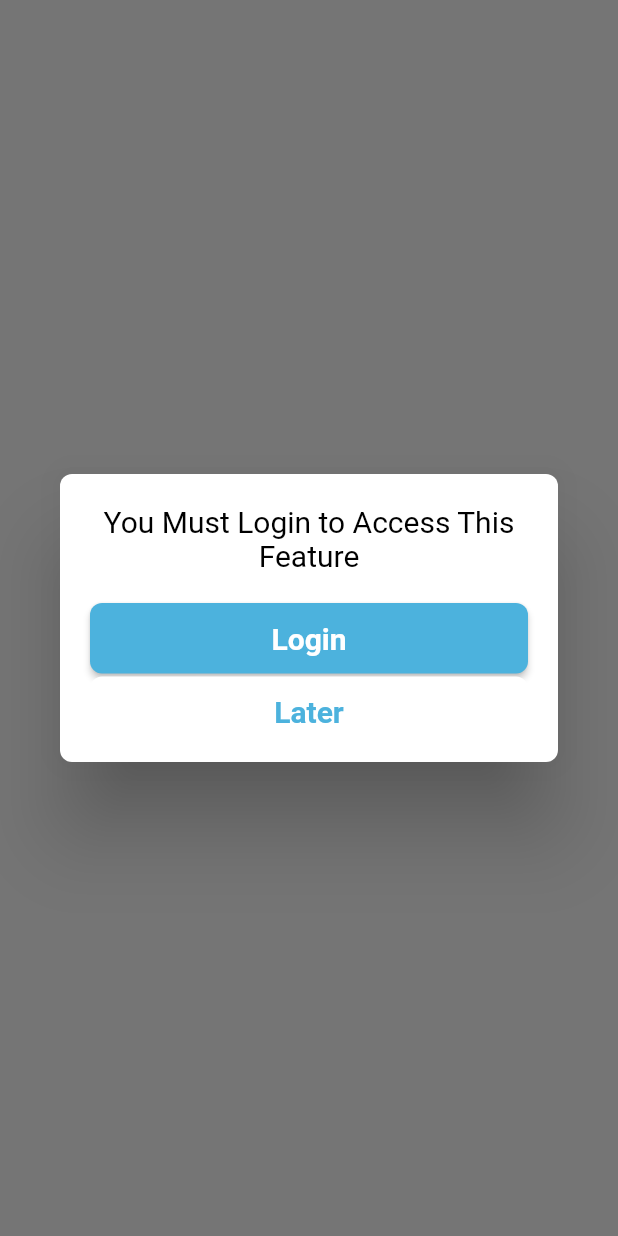
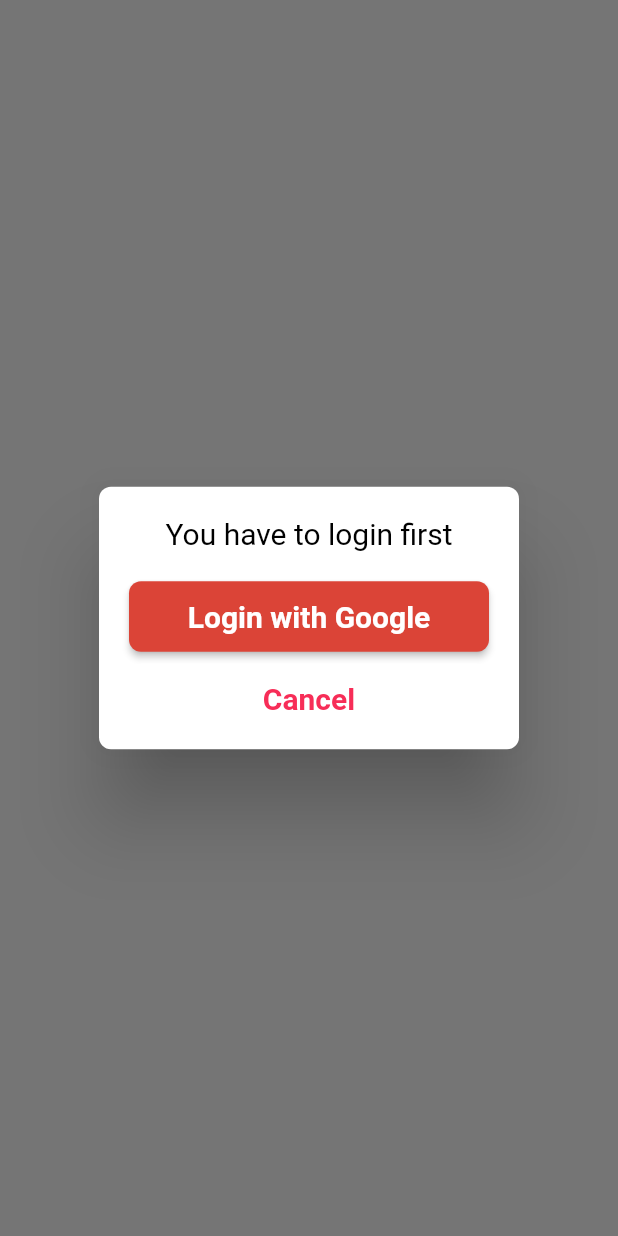
Before and after one commit to AdmiralYuuShi/identity-sender, a Flutter app: what openModal() shows on an empty page, opened directly, on a phone screen of 412 x 824 dp. Run offline on Flutter 3.47's test engine with Material 2 defaults, Android fonts, the phone set to English and light mode, and no system bars; our stand-ins replace bloc, cached_network_image, cloud_firestore, dio, equatable, firebase_auth and 5 more; accounts and stored records are empty; Roboto replaces fonts that are missing (OpenSans).

```diff
--- a/lib/features/identity_form/data/requests/identity_request.dart
+++ b/lib/features/identity_form/data/requests/identity_request.dart
@@ -2,8 +2,10 @@ import 'dart:io';
 
 class IdentityRequest {
   File image;
+  String userId;
   String type;
   String description;
   DateTime dateUpload;
-  IdentityRequest({this.image, this.dateUpload, this.description, this.type});
+  IdentityRequest(
+      {this.image, this.dateUpload, this.description, this.type, this.userId});
 }
--- a/lib/features/identity_form/data/responses/identity_response.dart
+++ b/lib/features/identity_form/data/responses/identity_response.dart
@@ -12,12 +12,14 @@ class IdentityResponse {
     this.imageUrl,
     this.description,
     this.dateUpload,
+    this.userId,
   });
 
   String type;
   String imageUrl;
   String description;
-  String dateUpload;
+  int dateUpload;
+  String userId;
 
   factory IdentityResponse.fromJson(Map<String, dynamic> json) =>
       IdentityResponse(
@@ -25,6 +27,7 @@ class IdentityResponse {
         imageUrl: json["image_url"],
         description: json["description"],
         dateUpload: json["date_upload"],
+        userId: json["user_id"],
       );
 
   Map<String, dynamic> toJson() => {
@@ -32,5 +35,6 @@ class IdentityResponse {
         "image_url": imageUrl,
         "description": description,
         "date_upload": dateUpload,
+        "user_id": userId,
       };
 }
--- a/lib/shared/utils/watermark_image_picker.dart
+++ b/lib/shared/utils/watermark_image_picker.dart
@@ -15,9 +15,9 @@ Future<File> watermarkImagePicker(
 
   img.Image decodeImg = img.decodeImage(image.readAsBytesSync());
 
-  img.Image resizeImg = img.copyResize(decodeImg, width: 800, height: 560);
+  img.Image resizeImg = img.copyResize(decodeImg, width: 960, height: 720);
   img.drawString(
-      resizeImg, img.arial_48, 10, resizeImg.height - 60, 'UID : $text');
+      resizeImg, img.arial_48, 10, resizeImg.height - 60, 'ID : $text');
 
   List<int> encodeImage = img.encodeJpg(resizeImg, quality: 100);
 
--- a/lib/widgets/atoms/buttons/buttons.dart
+++ b/lib/widgets/atoms/buttons/buttons.dart
@@ -5,3 +5,4 @@ export 'button_icon_atm.dart';
 export 'dropdown_button_atm.dart';
 export 'button_primary_center_icon_text_atm.dart';
 export 'counter_button_atm.dart';
+export 'button_loading_atm.dart';
--- a/lib/widgets/molecules/modals/ask_to_login_modal_mol.dart
+++ b/lib/widgets/molecules/modals/ask_to_login_modal_mol.dart
@@ -1,50 +1,62 @@
 import 'package:flutter/material.dart';
+import 'package:flutter_bloc/flutter_bloc.dart';
 import '../../../lib.dart';
 import '../../widgets.dart';
 
 class AskToLoginModalMol {
   static Future<void> openModal(BuildContext context) async {
-    switch (await showDialog<bool>(
+    await showDialog<bool>(
         context: context,
         builder: (BuildContext context) {
+          return BlocListener<AuthBloc, AuthState>(
+            listener: (context, state) {
+              if (state is LogedIn) {
+                Navigator.of(context).pop();
+              }
+            },
+            child: BlocBuilder<AuthBloc, AuthState>(builder: (context, state) {
               return SimpleDialog(
-            contentPadding: const EdgeInsets.fromLTRB(20.0, 20.0, 20.0, 10.0),
-            shape:
-                RoundedRectangleBorder(borderRadius: BorderRadius.circular(8)),
+                contentPadding:
+                    const EdgeInsets.fromLTRB(20.0, 20.0, 20.0, 10.0),
+                shape: RoundedRectangleBorder(
+                    borderRadius: BorderRadius.circular(8)),
                 children: <Widget>[
                   Text20Atm(
-                text: 'You Must Login to Access This Feature',
+                    text: 'You have to login first',
                     textAlign: TextAlign.center,
                   ),
                   AppDimens.verticalSpace20,
-              ButtonPrimaryAtm(
+                  state is NotLogedIn
+                      ? ButtonPrimaryAtm(
                           width: 80,
-                text: 'Login',
+                          color: colorRedGoogle,
+                          text: 'Login with Google',
                           fontSize: 20,
                           fontWeight: FontWeight.w600,
                           onPressed: () {
-                  Navigator.pop(context, true);
+                            BlocProvider.of<AuthBloc>(context)
+                                .add(LoginEvent());
                           },
+                        )
+                      : ButtonLoadingAtm(
+                          color: colorRedGoogle,
+                          width: 80,
                         ),
-              AppDimens.verticalSpace2,
+                  AppDimens.verticalSpace8,
                   ButtonFlatAtm(
                     width: 80,
-                text: 'Later',
+                    text: 'Cancel',
+                    fontColor: colorRedHeart,
                     fontSize: 20,
                     fontWeight: FontWeight.w600,
                     onPressed: () {
-                  Navigator.pop(context, false);
+                      Navigator.pop(context);
                     },
                   ),
                 ],
               );
-        })) {
-      case true:
-        debugPrint('Login');
-        break;
-      case false:
-        debugPrint('Cancel Login');
-        break;
+            }),
+          );
+        });
   }
 }
-}
--- a/lib/widgets/organisms/identity_form/identity_form.dart
+++ b/lib/widgets/organisms/identity_form/identity_form.dart
@@ -1 +1,2 @@
 export 'image_picker_org.dart';
+export 'send_form_button_org.dart';
```
Also changed, not shown: lib/features/identity_form/data/identity_providers.dart (+19 -15 lines), lib/widgets/atoms/buttons/button_loading_atm.dart (added, +28 -0 lines), lib/widgets/organisms/identity_form/image_picker_org.dart (+12 -3 lines), lib/widgets/organisms/identity_form/send_form_button_org.dart (added, +32 -0 lines), lib/widgets/templates/identity_form/identity_form_tmp.dart (+11 -18 lines). Lines whose indentation alone changed are shown as unchanged.
